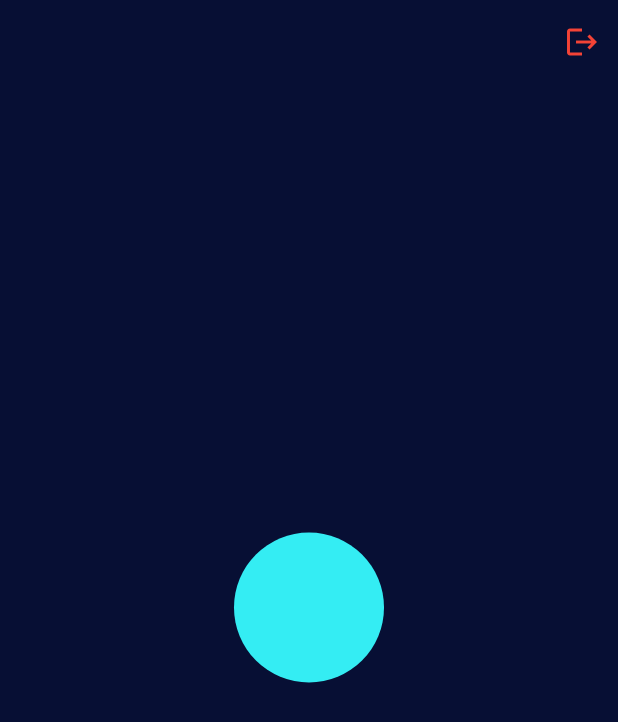
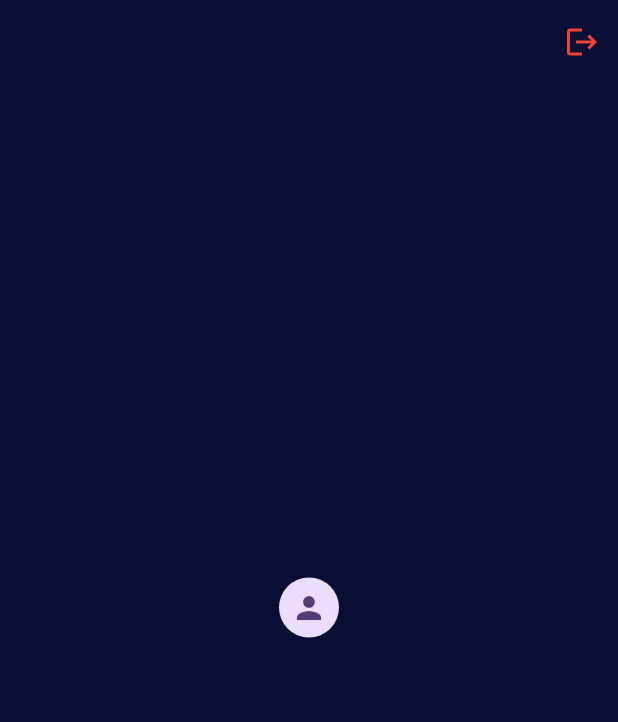
Before and after one commit to dhruvjaink07/EncryptO, a Flutter app: the ProfilePage screen opened directly, on a phone screen of 412 x 824 dp. Shown: the top 722 px of the screen. Run offline on Flutter 3.47's test engine with Material 3 defaults, Android fonts, the light colour scheme and no system bars; our stand-ins replace animated_text_kit, email_validator, file_picker, font_awesome_flutter, shared_preferences, sizer; missing offline and left inert: crypton, encrypt, mailer, pointycastle, whatsapp_unilink; accounts and stored records are empty.

Commit message:
Project ...structuring

```diff
--- a/encrypto/lib/Views/animations/glitch.dart
+++ b/encrypto/lib/Views/animations/glitch.dart
@@ -87,7 +87,7 @@ class _GlitchTextState extends State<GlitchText> with SingleTickerProviderStateM
                 opacity: _random.nextBool() ? 0.8 : 0.2,
                 child: Text(
                   widget.text,
-                  style: widget.style.copyWith(color: CyberpunkColors.hollywoodCerise.withOpacity(0.6)),
+                  style: widget.style.copyWith(color: CyberpunkColors.fluorescentCyan.withOpacity(0.6)),
                 ),
               ),
             ),
--- a/encrypto/lib/Views/profile_page.dart
+++ b/encrypto/lib/Views/profile_page.dart
@@ -29,6 +29,14 @@ class _ProfilePageState extends State<ProfilePage> {
     });
   }
 
+  // Clear SharedPreferences on logout
+  Future<void> _logout() async {
+    SharedPreferences prefs = await SharedPreferences.getInstance();
+    await prefs.clear(); // Clear all stored data
+    Navigator.pushReplacement(
+        context, MaterialPageRoute(builder: (context) => const SignIn()));
+  }
+
   @override
   Widget build(BuildContext context) {
     double screenHeight = MediaQuery.of(context).size.height;
@@ -40,10 +48,7 @@ class _ProfilePageState extends State<ProfilePage> {
         backgroundColor: CyberpunkColors.oxfordBlue,
         actions: [
           IconButton(
-              onPressed: () {
-                Navigator.pushReplacement(context,
-                    MaterialPageRoute(builder: (context) => const SignIn()));
-              },
+              onPressed: _logout, // Call the logout function
               icon: const Icon(
                 Icons.logout,
                 color: Colors.red,
@@ -57,13 +62,8 @@ class _ProfilePageState extends State<ProfilePage> {
           mainAxisAlignment: MainAxisAlignment.center,
           crossAxisAlignment: CrossAxisAlignment.center,
           children: [
-            Container(
-              height: 100,
-              width: 200,
-              decoration: const BoxDecoration(
-                color: CyberpunkColors.fluorescentCyan,
-                shape: BoxShape.circle,
-              ),
+            const CircleAvatar(
+              child: Icon(Icons.person),
             ),
             const SizedBox(height: 10),
             // Display the retrieved username
@@ -83,7 +83,6 @@ class _ProfilePageState extends State<ProfilePage> {
                   fontSize: 18,
                   fontWeight: FontWeight.w600),
             ),
-
           ],
         ),
       ),
```
